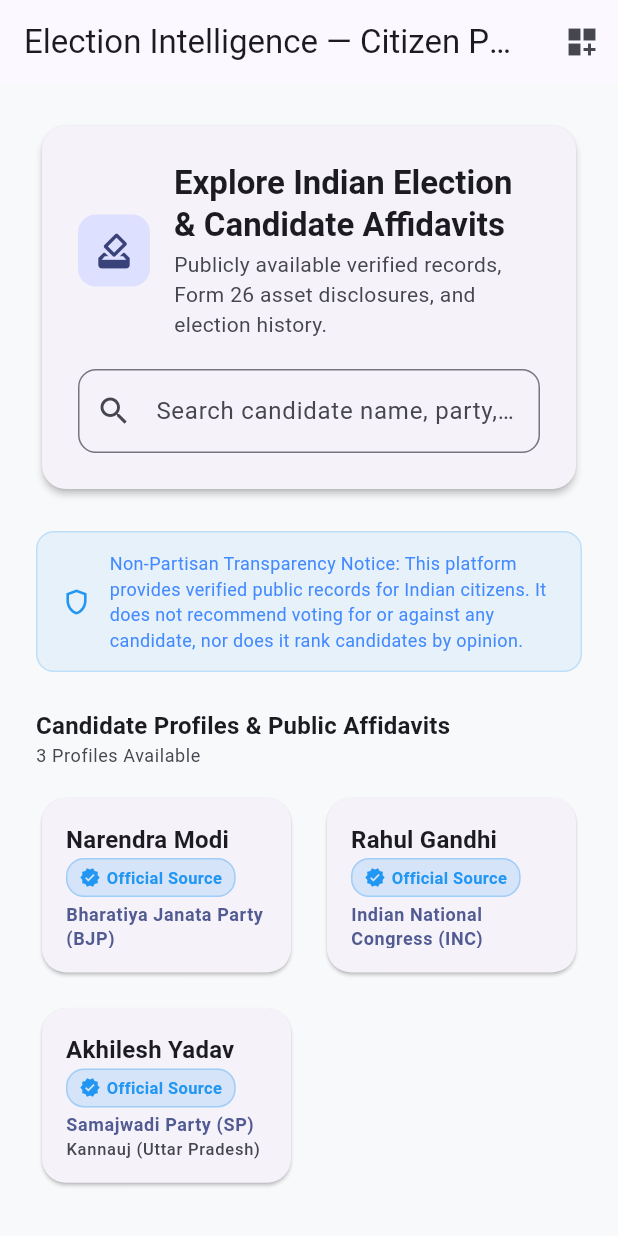
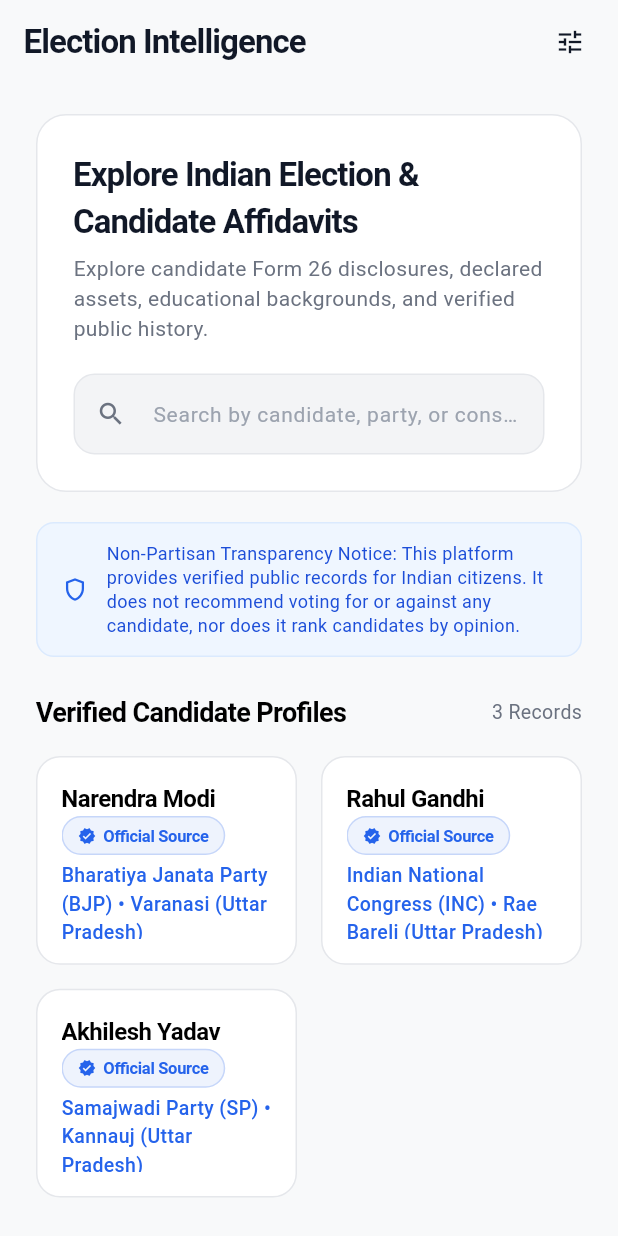
Before and after one commit to dikshant363/Election-Intelligence, a Flutter app: the screen it shows after launch, on a phone screen of 412 x 824 dp. Run offline on Flutter 3.47's test engine with Material 3 defaults, Android fonts, the phone set to English and light mode, and no system bars; our stand-ins replace go_router, hooks_riverpod; network calls fail.

Commit message:
style(ui): redesign app theme & citizen portal to Apple/Perplexity calm content-first design system

```diff
--- a/frontend/lib/core/theme/app_theme.dart
+++ b/frontend/lib/core/theme/app_theme.dart
@@ -1,25 +1,99 @@
 import 'package:flutter/material.dart';
 
+/// Apple / Notion / Linear / Perplexity AI Calm & Content-First Design System.
 class AppTheme {
+  static const Color lightBg = Color(0xFFF8F9FA);
+  static const Color lightSurface = Color(0xFFFFFFFF);
+  static const Color lightBorder = Color(0xFFE5E7EB);
+  static const Color lightTextPrimary = Color(0xFF111827);
+  static const Color lightTextSecondary = Color(0xFF6B7280);
+
+  static const Color darkBg = Color(0xFF121212);
+  static const Color darkSurface = Color(0xFF1E1E1E);
+  static const Color darkBorder = Color(0xFF2D3342);
+  static const Color darkTextPrimary = Color(0xFFF9FAFB);
+  static const Color darkTextSecondary = Color(0xFF9CA3AF);
+
+  static const Color accentBlue = Color(0xFF2563EB);
+  static const Color accentEmerald = Color(0xFF10B981);
+
   static ThemeData light() {
     return ThemeData(
       useMaterial3: true,
-      colorScheme: ColorScheme.fromSeed(
-        seedColor: Colors.indigo,
-        brightness: Brightness.light,
+      brightness: Brightness.light,
+      scaffoldBackgroundColor: lightBg,
+      colorScheme: const ColorScheme.light(
+        primary: lightTextPrimary,
+        secondary: accentBlue,
+        surface: lightSurface,
       ),
-      scaffoldBackgroundColor: const Color(0xFFF8F9FA),
+      cardTheme: CardThemeData(
+        color: lightSurface,
+        elevation: 0,
+        margin: EdgeInsets.zero,
+        shape: RoundedRectangleBorder(
+          borderRadius: BorderRadius.circular(16),
+          side: const BorderSide(color: lightBorder, width: 1),
+        ),
+      ),
+      appBarTheme: const AppBarTheme(
+        backgroundColor: lightBg,
+        elevation: 0,
+        scrolledUnderElevation: 0,
+        centerTitle: false,
+        iconTheme: IconThemeData(color: lightTextPrimary),
+        titleTextStyle: TextStyle(
+          color: lightTextPrimary,
+          fontSize: 20,
+          fontWeight: FontWeight.w600,
+          letterSpacing: -0.5,
+        ),
+      ),
+      dividerTheme: const DividerThemeData(
+        color: lightBorder,
+        thickness: 1,
+        space: 1,
+      ),
     );
   }
 
   static ThemeData dark() {
     return ThemeData(
       useMaterial3: true,
-      colorScheme: ColorScheme.fromSeed(
-        seedColor: Colors.indigo,
-        brightness: Brightness.dark,
+      brightness: Brightness.dark,
+      scaffoldBackgroundColor: darkBg,
+      colorScheme: const ColorScheme.dark(
+        primary: darkTextPrimary,
+        secondary: accentBlue,
+        surface: darkSurface,
       ),
-      scaffoldBackgroundColor: const Color(0xFF121212),
+      cardTheme: CardThemeData(
+        color: darkSurface,
+        elevation: 0,
+        margin: EdgeInsets.zero,
+        shape: RoundedRectangleBorder(
+          borderRadius: BorderRadius.circular(16),
+          side: const BorderSide(color: darkBorder, width: 1),
+        ),
+      ),
+      appBarTheme: const AppBarTheme(
+        backgroundColor: darkBg,
+        elevation: 0,
+        scrolledUnderElevation: 0,
+        centerTitle: false,
+        iconTheme: IconThemeData(color: darkTextPrimary),
+        titleTextStyle: TextStyle(
+          color: darkTextPrimary,
+          fontSize: 20,
+          fontWeight: FontWeight.w600,
+          letterSpacing: -0.5,
+        ),
+      ),
+      dividerTheme: const DividerThemeData(
+        color: darkBorder,
+        thickness: 1,
+        space: 1,
+      ),
     );
   }
 }
--- a/frontend/lib/core/widgets/verification_badge.dart
+++ b/frontend/lib/core/widgets/verification_badge.dart
@@ -22,27 +22,30 @@
   @override
   Widget build(BuildContext context) {
     final config = _getBadgeConfig();
+    final isDark = Theme.of(context).brightness == Brightness.dark;
+
     return Container(
-      padding: const EdgeInsets.symmetric(horizontal: 8, vertical: 4),
+      padding: const EdgeInsets.symmetric(horizontal: 10, vertical: 4),
       decoration: BoxDecoration(
-        color: config.color.withValues(alpha: 0.15),
-        borderRadius: BorderRadius.circular(12),
+        color: config.color.withValues(alpha: isDark ? 0.12 : 0.08),
+        borderRadius: BorderRadius.circular(20),
         border: Border.all(
-          color: config.color.withValues(alpha: 0.3),
+          color: config.color.withValues(alpha: isDark ? 0.3 : 0.2),
           width: 1,
         ),
       ),
       child: Row(
         mainAxisSize: MainAxisSize.min,
         children: [
-          Icon(config.icon, color: config.color, size: 14),
-          const SizedBox(width: 4),
+          Icon(config.icon, color: config.color, size: 12),
+          const SizedBox(width: 5),
           Text(
             customLabel ?? config.label,
             style: TextStyle(
               color: config.color,
               fontSize: 11,
-              fontWeight: FontWeight.bold,
+              fontWeight: FontWeight.w600,
+              letterSpacing: -0.2,
             ),
           ),
         ],
@@ -56,37 +59,37 @@
         return const _BadgeConfig(
           label: 'Verified',
           icon: Icons.check_circle,
-          color: Colors.green,
+          color: Color(0xFF10B981),
         );
       case VerificationType.officialSource:
         return const _BadgeConfig(
           label: 'Official Source',
           icon: Icons.verified,
-          color: Colors.blue,
+          color: Color(0xFF2563EB),
         );
       case VerificationType.publicRecord:
         return const _BadgeConfig(
           label: 'Public Record',
           icon: Icons.description,
-          color: Colors.teal,
+          color: Color(0xFF0D9488),
         );
       case VerificationType.aiSummary:
         return const _BadgeConfig(
           label: 'AI Summary',
           icon: Icons.psychology,
-          color: Colors.purple,
+          color: Color(0xFF8B5CF6),
         );
       case VerificationType.sampleData:
         return const _BadgeConfig(
           label: 'Sample Data',
           icon: Icons.science,
-          color: Colors.amber,
+          color: Color(0xFFF59E0B),
         );
       case VerificationType.unavailable:
         return const _BadgeConfig(
-          label: 'Official Data Unavailable',
+          label: 'Data Not Available',
           icon: Icons.warning_amber_rounded,
-          color: Colors.grey,
+          color: Color(0xFF6B7280),
         );
     }
   }
--- a/frontend/lib/features/citizen/presentation/screens/citizen_portal_screen.dart
+++ b/frontend/lib/features/citizen/presentation/screens/citizen_portal_screen.dart
@@ -12,113 +12,116 @@
   Widget build(BuildContext context, WidgetRef ref) {
     final candidates = ref.watch(filteredCandidatesProvider);
     final selectedForComparison = ref.watch(comparisonSelectionProvider);
-    final theme = Theme.of(context);
+    final isDark = Theme.of(context).brightness == Brightness.dark;
 
     return Scaffold(
       appBar: AppBar(
-        title: const Text('Election Intelligence — Citizen Portal'),
+        title: const Text(
+          'Election Intelligence',
+          style: TextStyle(
+            fontSize: 22,
+            fontWeight: FontWeight.bold,
+            letterSpacing: -0.6,
+          ),
+        ),
         actions: [
           IconButton(
-            icon: const Icon(Icons.dashboard_customize),
-            tooltip: 'Control Center Interface',
+            icon: const Icon(Icons.tune_outlined, size: 20),
+            tooltip: 'Control Center & Analytics',
             onPressed: () => Navigator.of(context).pushNamed('/control-center'),
           ),
+          const SizedBox(width: 8),
         ],
       ),
       body: SingleChildScrollView(
-        padding: const EdgeInsets.all(24.0),
+        padding: const EdgeInsets.symmetric(horizontal: 24.0, vertical: 20.0),
         child: Column(
           crossAxisAlignment: CrossAxisAlignment.start,
           children: [
-            // Header Banner
-            Card(
-              elevation: 2,
-              shape: RoundedRectangleBorder(
-                borderRadius: BorderRadius.circular(16),
-              ),
-              child: Padding(
+            // Apple/Perplexity Style Hero Search Header
+            Container(
               padding: const EdgeInsets.all(24.0),
-                child: Column(
-                  crossAxisAlignment: CrossAxisAlignment.start,
-                  children: [
-                    Row(
-                      children: [
-                        Container(
-                          padding: const EdgeInsets.all(10),
               decoration: BoxDecoration(
-                            color: theme.colorScheme.primaryContainer,
-                            borderRadius: BorderRadius.circular(12),
-                          ),
-                          child: Icon(
-                            Icons.how_to_vote,
-                            color: theme.colorScheme.onPrimaryContainer,
-                            size: 28,
+                color: isDark ? const Color(0xFF11131A) : Colors.white,
+                borderRadius: BorderRadius.circular(20),
+                border: Border.all(
+                  color: isDark ? const Color(0xFF1F2430) : const Color(0xFFE5E7EB),
+                  width: 1,
                 ),
               ),
-                        const SizedBox(width: 16),
-                        Expanded(
               child: Column(
                 crossAxisAlignment: CrossAxisAlignment.start,
                 children: [
                   Text(
                     'Explore Indian Election & Candidate Affidavits',
-                                style: theme.textTheme.titleLarge?.copyWith(
-                                  fontWeight: FontWeight.bold,
+                    style: TextStyle(
+                      fontSize: 22,
+                      fontWeight: FontWeight.w700,
+                      letterSpacing: -0.6,
+                      color: isDark ? Colors.white : const Color(0xFF111827),
                     ),
                   ),
-                              const SizedBox(height: 2),
+                  const SizedBox(height: 6),
                   Text(
-                                'Publicly available verified records, Form 26 asset disclosures, and election history.',
-                                style: theme.textTheme.bodyMedium?.copyWith(
-                                  color: theme.colorScheme.onSurfaceVariant,
+                    'Explore candidate Form 26 disclosures, declared assets, educational backgrounds, and verified public history.',
+                    style: TextStyle(
+                      fontSize: 14,
+                      color: isDark ? const Color(0xFF9CA3AF) : const Color(0xFF6B7280),
+                      height: 1.4,
+                    ),
+                  ),
+                  const SizedBox(height: 20),
+
+                  // Perplexity-style Minimal Search Box
+                  Container(
+                    decoration: BoxDecoration(
+                      color: isDark ? const Color(0xFF181A24) : const Color(0xFFF3F4F6),
+                      borderRadius: BorderRadius.circular(14),
+                      border: Border.all(
+                        color: isDark ? const Color(0xFF2D3342) : const Color(0xFFE5E7EB),
+                        width: 1,
+                      ),
+                    ),
+                    child: TextField(
+                      decoration: const InputDecoration(
+                        hintText: 'Search by candidate, party, or constituency (e.g. Varanasi, INC, Modi)...',
+                        hintStyle: TextStyle(fontSize: 14, color: Color(0xFF9CA3AF)),
+                        prefixIcon: Icon(Icons.search, size: 20, color: Color(0xFF6B7280)),
+                        border: InputBorder.none,
+                        contentPadding: EdgeInsets.symmetric(horizontal: 16, vertical: 14),
+                      ),
+                      onChanged: (val) {
+                        ref.read(candidateSearchQueryProvider.notifier).state = val;
+                      },
                     ),
                   ),
                 ],
               ),
             ),
-                      ],
-                    ),
             const SizedBox(height: 20),
 
-                    // Search Input Box
-                    TextField(
-                      decoration: InputDecoration(
-                        hintText: 'Search candidate name, party, or constituency (e.g. Modi, Varanasi, INC)...',
-                        prefixIcon: const Icon(Icons.search),
-                        border: OutlineInputBorder(
-                          borderRadius: BorderRadius.circular(12),
-                        ),
-                      ),
-                      onChanged: (val) {
-                        ref
-                            .read(candidateSearchQueryProvider.notifier)
-                            .state = val;
-                      },
-                    ),
-                  ],
-                ),
-              ),
-            ),
-            const SizedBox(height: 24),
-
-            // Policy Neutrality & Data Provenance Disclaimer
+            // Notion-Style Non-Partisan Transparency Banner
             Container(
               padding: const EdgeInsets.symmetric(horizontal: 16, vertical: 12),
               decoration: BoxDecoration(
-                color: Colors.blue.withValues(alpha: 0.08),
+                color: isDark ? const Color(0xFF141A29) : const Color(0xFFEFF6FF),
                 borderRadius: BorderRadius.circular(12),
                 border: Border.all(
-                  color: Colors.blue.withValues(alpha: 0.2),
+                  color: isDark ? const Color(0xFF1E293B) : const Color(0xFFDBEAFE),
                 ),
               ),
               child: const Row(
                 children: [
-                  Icon(Icons.shield_outlined, color: Colors.blue, size: 20),
+                  Icon(Icons.shield_outlined, color: Color(0xFF2563EB), size: 18),
                   SizedBox(width: 12),
                   Expanded(
                     child: Text(
                       'Non-Partisan Transparency Notice: This platform provides verified public records for Indian citizens. It does not recommend voting for or against any candidate, nor does it rank candidates by opinion.',
-                      style: TextStyle(fontSize: 12, color: Colors.blueAccent),
+                      style: TextStyle(
+                        fontSize: 12,
+                        color: Color(0xFF1D4ED8),
+                        height: 1.3,
+                      ),
                     ),
                   ),
                 ],
@@ -126,28 +129,30 @@
             ),
             const SizedBox(height: 24),
 
-            // Section Title & Counter
-            Wrap(
-              alignment: WrapAlignment.spaceBetween,
-              crossAxisAlignment: WrapCrossAlignment.center,
+            // Section Header
+            Row(
+              mainAxisAlignment: MainAxisAlignment.spaceBetween,
               children: [
-                Text(
-                  'Candidate Profiles & Public Affidavits',
-                  style: theme.textTheme.titleMedium?.copyWith(
-                    fontWeight: FontWeight.bold,
+                const Text(
+                  'Verified Candidate Profiles',
+                  style: TextStyle(
+                    fontSize: 18,
+                    fontWeight: FontWeight.w700,
+                    letterSpacing: -0.4,
                   ),
                 ),
                 Text(
-                  '${candidates.length} Profiles Available',
-                  style: theme.textTheme.bodySmall?.copyWith(
-                    color: theme.colorScheme.onSurfaceVariant,
+                  '${candidates.length} Records',
+                  style: TextStyle(
+                    fontSize: 13,
+                    color: isDark ? const Color(0xFF9CA3AF) : const Color(0xFF6B7280),
                   ),
                 ),
               ],
             ),
             const SizedBox(height: 16),
 
-            // Candidate Cards Grid
+            // Candidate Profiles Grid
             GridView.builder(
               shrinkWrap: true,
               physics: const NeverScrollableScrollPhysics(),
@@ -155,21 +160,18 @@
                 crossAxisCount: 2,
                 crossAxisSpacing: 16,
                 mainAxisSpacing: 16,
-                childAspectRatio: 1.4,
+                childAspectRatio: 1.25,
               ),
               itemCount: candidates.length,
               itemBuilder: (context, index) {
                 final candidate = candidates[index];
-                final isSelected = selectedForComparison
-                    .any((c) => c.id == candidate.id);
+                final isSelected = selectedForComparison.any((c) => c.id == candidate.id);
 
                 return _CandidateCard(
                   candidate: candidate,
                   isSelected: isSelected,
                   onToggleSelect: () {
-                    ref
-                        .read(comparisonSelectionProvider.notifier)
-                        .toggleCandidate(candidate);
+                    ref.read(comparisonSelectionProvider.notifier).toggleCandidate(candidate);
                   },
                 );
               },
@@ -186,9 +188,12 @@
                   ),
                 );
               },
-              icon: const Icon(Icons.compare_arrows),
-              label: Text('Compare (${selectedForComparison.length} Selected)'),
-              backgroundColor: theme.colorScheme.primary,
+              icon: const Icon(Icons.compare_arrows, size: 20),
+              label: Text(
+                'Compare (${selectedForComparison.length} Candidates)',
+                style: const TextStyle(fontWeight: FontWeight.w600),
+              ),
+              backgroundColor: const Color(0xFF2563EB),
             )
           : null,
     );
@@ -208,17 +213,20 @@
 
   @override
   Widget build(BuildContext context) {
-    final theme = Theme.of(context);
-    return Card(
-      elevation: isSelected ? 4 : 1,
-      shape: RoundedRectangleBorder(
+    final isDark = Theme.of(context).brightness == Brightness.dark;
+
+    return Container(
+      padding: const EdgeInsets.all(16.0),
+      decoration: BoxDecoration(
+        color: isDark ? const Color(0xFF11131A) : Colors.white,
         borderRadius: BorderRadius.circular(16),
-        side: isSelected
-            ? BorderSide(color: theme.colorScheme.primary, width: 2)
-            : BorderSide.none,
+        border: Border.all(
+          color: isSelected
+              ? const Color(0xFF2563EB)
+              : (isDark ? const Color(0xFF1F2430) : const Color(0xFFE5E7EB)),
+          width: isSelected ? 2 : 1,
         ),
-      child: Padding(
-        padding: const EdgeInsets.all(16.0),
+      ),
       child: SingleChildScrollView(
         child: Column(
           crossAxisAlignment: CrossAxisAlignment.start,
@@ -229,8 +237,10 @@
               children: [
                 Text(
                   candidate.name,
-                    style: theme.textTheme.titleMedium?.copyWith(
-                      fontWeight: FontWeight.bold,
+                  style: const TextStyle(
+                    fontSize: 16,
+                    fontWeight: FontWeight.w700,
+                    letterSpacing: -0.3,
                   ),
                 ),
                 VerificationBadge(type: candidate.verificationStatus),
@@ -238,47 +248,72 @@
             ),
             const SizedBox(height: 4),
             Text(
-                candidate.partyName,
-                style: theme.textTheme.bodySmall?.copyWith(
-                  color: theme.colorScheme.primary,
-                  fontWeight: FontWeight.w600,
+              '${candidate.partyName} • ${candidate.constituencyName}',
+              style: const TextStyle(
+                fontSize: 13,
+                color: Color(0xFF2563EB),
+                fontWeight: FontWeight.w500,
+              ),
+            ),
+            const SizedBox(height: 8),
+            const Divider(height: 1),
+            const SizedBox(height: 8),
+            Wrap(
+              alignment: WrapAlignment.spaceBetween,
+              children: [
+                Text(
+                  'Assets: ${candidate.assetsDeclared}',
+                  style: TextStyle(
+                    fontSize: 12,
+                    color: isDark ? const Color(0xFF9CA3AF) : const Color(0xFF4B5563),
                   ),
                 ),
                 Text(
-                candidate.constituencyName,
-                style: theme.textTheme.labelSmall?.copyWith(
-                  color: theme.colorScheme.onSurfaceVariant,
+                  'Cases: ${candidate.criminalCases}',
+                  style: TextStyle(
+                    fontSize: 12,
+                    fontWeight: FontWeight.w600,
+                    color: candidate.criminalCases > 0
+                        ? const Color(0xFFEF4444)
+                        : const Color(0xFF10B981),
                   ),
                 ),
-              const Divider(height: 16),
-              Wrap(
-                alignment: WrapAlignment.spaceBetween,
-                children: [
-                  Text('Assets: ${candidate.assetsDeclared}', style: theme.textTheme.bodySmall),
-                  const SizedBox(width: 8),
-                  Text('Cases: ${candidate.criminalCases}',
-                      style: theme.textTheme.bodySmall?.copyWith(
-                        color: candidate.criminalCases > 0 ? Colors.red : Colors.green,
-                        fontWeight: FontWeight.bold,
-                      )),
               ],
             ),
             const SizedBox(height: 12),
-              OutlinedButton.icon(
+            SizedBox(
+              width: double.infinity,
+              height: 36,
+              child: OutlinedButton.icon(
                 onPressed: onToggleSelect,
                 icon: Icon(
-                  isSelected ? Icons.check_box : Icons.add_circle_outline,
+                  isSelected ? Icons.check_circle : Icons.add_circle_outline,
                   size: 16,
+                  color: isSelected ? const Color(0xFF2563EB) : const Color(0xFF6B7280),
                 ),
-                label: Text(isSelected ? 'Selected' : 'Compare Candidate'),
+                label: Text(
+                  isSelected ? 'Selected' : 'Compare Candidate',
+                  style: TextStyle(
+                    fontSize: 12,
+                    fontWeight: FontWeight.w600,
+                    color: isSelected ? const Color(0xFF2563EB) : const Color(0xFF374151),
+                  ),
+                ),
                 style: OutlinedButton.styleFrom(
-                  minimumSize: const Size.fromHeight(36),
+                  shape: RoundedRectangleBorder(
+                    borderRadius: BorderRadius.circular(10),
+                  ),
+                  side: BorderSide(
+                    color: isSelected
+                        ? const Color(0xFF2563EB)
+                        : (isDark ? const Color(0xFF2D3342) : const Color(0xFFD1D5DB)),
+                  ),
+                ),
               ),
             ),
           ],
         ),
       ),
-      ),
     );
   }
 }
```
Lines whose indentation alone changed are shown as unchanged.
